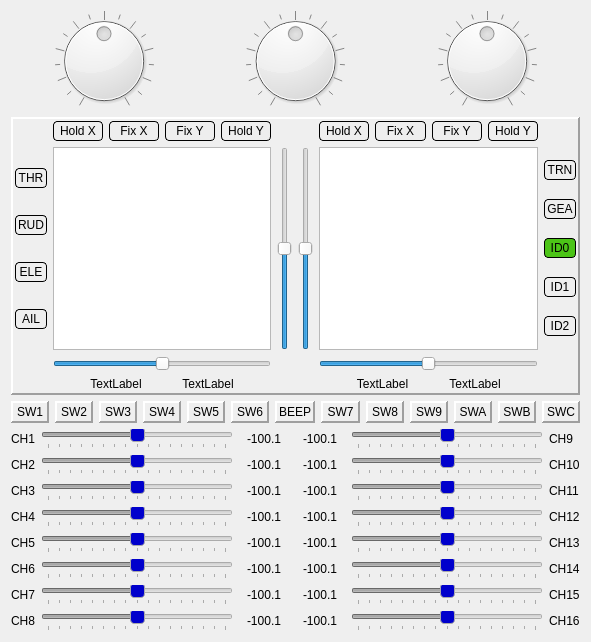
Before: the Qt Designer form src/simulatordialog.ui in xhorizont/eepe, drawn with Qt 5.
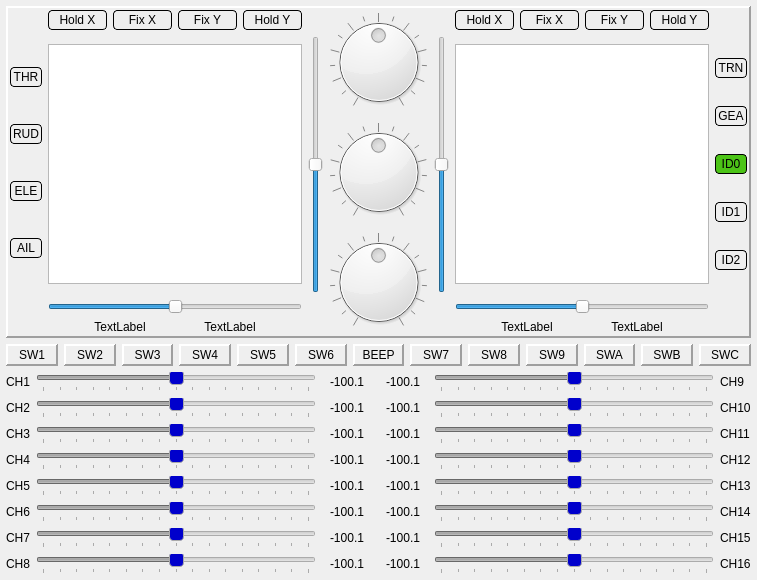
After: the same form once the commit is applied. Icons and pictures are not drawn.

Commit message: Fix bugs - DR/EXPO, 128/2561 timer mode, T-CUT template. Change SIM layout

Diff of the .ui file:
```diff
--- a/src/simulatordialog.ui
+++ b/src/simulatordialog.ui
@@ -6,8 +6,8 @@
    <rect>
     <x>0</x>
     <y>0</y>
-    <width>591</width>
-    <height>642</height>
+    <width>757</width>
+    <height>580</height>
    </rect>
   </property>
   <property name="windowTitle">
@@ -17,98 +17,10 @@
    <iconset resource="eepe.qrc">
     <normaloff>:/images/simulate.png</normaloff>:/images/simulate.png</iconset>
   </property>
-  <layout class="QVBoxLayout" name="verticalLayout_9" stretch="0,0,0,0">
-   <item>
-    <layout class="QHBoxLayout" name="horizontalLayout_2">
-     <item>
-      <widget class="QDial" name="dialP_1">
-       <property name="sizePolicy">
-        <sizepolicy hsizetype="Preferred" vsizetype="Preferred">
-         <horstretch>0</horstretch>
-         <verstretch>0</verstretch>
-        </sizepolicy>
-       </property>
-       <property name="toolTip">
-        <string>P1</string>
-       </property>
-       <property name="minimum">
-        <number>-1024</number>
-       </property>
-       <property name="maximum">
-        <number>1024</number>
-       </property>
-       <property name="pageStep">
-        <number>128</number>
-       </property>
-       <property name="notchTarget">
-        <double>64.000000000000000</double>
-       </property>
-       <property name="notchesVisible">
-        <bool>true</bool>
-       </property>
-      </widget>
-     </item>
-     <item>
-      <widget class="QDial" name="dialP_2">
-       <property name="sizePolicy">
-        <sizepolicy hsizetype="Preferred" vsizetype="Preferred">
-         <horstretch>0</horstretch>
-         <verstretch>0</verstretch>
-        </sizepolicy>
-       </property>
-       <property name="toolTip">
-        <string>P2</string>
-       </property>
-       <property name="minimum">
-        <number>-1024</number>
-       </property>
-       <property name="maximum">
-        <number>1024</number>
-       </property>
-       <property name="pageStep">
-        <number>128</number>
-       </property>
-       <property name="invertedAppearance">
-        <bool>false</bool>
-       </property>
-       <property name="notchTarget">
-        <double>64.000000000000000</double>
-       </property>
-       <property name="notchesVisible">
-        <bool>true</bool>
-       </property>
-      </widget>
-     </item>
-     <item>
-      <widget class="QDial" name="dialP_3">
-       <property name="sizePolicy">
-        <sizepolicy hsizetype="Preferred" vsizetype="Preferred">
-         <horstretch>0</horstretch>
-         <verstretch>0</verstretch>
-        </sizepolicy>
-       </property>
-       <property name="toolTip">
-        <string>P3</string>
-       </property>
-       <property name="minimum">
-        <number>-1024</number>
-       </property>
-       <property name="maximum">
-        <number>1024</number>
-       </property>
-       <property name="pageStep">
-        <number>128</number>
-       </property>
-       <property name="notchTarget">
-        <double>64.000000000000000</double>
-       </property>
-       <property name="notchesVisible">
-        <bool>true</bool>
-       </property>
-      </widget>
-     </item>
-    </layout>
-   </item>
+  <layout class="QVBoxLayout" name="verticalLayout_9" stretch="0,0,0">
+   <property name="margin">
+    <number>6</number>
+   </property>
    <item>
     <widget class="QFrame" name="controlFrame">
      <property name="frameShape">
@@ -141,10 +53,16 @@
         </item>
         <item row="1" column="1">
          <widget class="QGraphicsView" name="leftStick">
+          <property name="sizePolicy">
+           <sizepolicy hsizetype="Fixed" vsizetype="Fixed">
+            <horstretch>0</horstretch>
+            <verstretch>0</verstretch>
+           </sizepolicy>
+          </property>
           <property name="minimumSize">
            <size>
-            <width>200</width>
-            <height>200</height>
+            <width>240</width>
+            <height>240</height>
            </size>
           </property>
           <property name="verticalScrollBarPolicy">
@@ -414,6 +332,97 @@
         </item>
        </layout>
       </item>
+      <item>
+       <layout class="QVBoxLayout" name="verticalLayout_11">
+        <item>
+         <widget class="QDial" name="dialP_1">
+          <property name="sizePolicy">
+           <sizepolicy hsizetype="Preferred" vsizetype="Preferred">
+            <horstretch>0</horstretch>
+            <verstretch>0</verstretch>
+           </sizepolicy>
+          </property>
+          <property name="toolTip">
+           <string>P1</string>
+          </property>
+          <property name="minimum">
+           <number>-1024</number>
+          </property>
+          <property name="maximum">
+           <number>1024</number>
+          </property>
+          <property name="pageStep">
+           <number>128</number>
+          </property>
+          <property name="notchTarget">
+           <double>64.000000000000000</double>
+          </property>
+          <property name="notchesVisible">
+           <bool>true</bool>
+          </property>
+         </widget>
+        </item>
+        <item>
+         <widget class="QDial" name="dialP_2">
+          <property name="sizePolicy">
+           <sizepolicy hsizetype="Preferred" vsizetype="Preferred">
+            <horstretch>0</horstretch>
+            <verstretch>0</verstretch>
+           </sizepolicy>
+          </property>
+          <property name="toolTip">
+           <string>P2</string>
+          </property>
+          <property name="minimum">
+           <number>-1024</number>
+          </property>
+          <property name="maximum">
+           <number>1024</number>
+          </property>
+          <property name="pageStep">
+           <number>128</number>
+          </property>
+          <property name="invertedAppearance">
+           <bool>false</bool>
+          </property>
+          <property name="notchTarget">
+           <double>64.000000000000000</double>
+          </property>
+          <property name="notchesVisible">
+           <bool>true</bool>
+          </property>
+         </widget>
+        </item>
+        <item>
+         <widget class="QDial" name="dialP_3">
+          <property name="sizePolicy">
+           <sizepolicy hsizetype="Preferred" vsizetype="Preferred">
+            <horstretch>0</horstretch>
+            <verstretch>0</verstretch>
+           </sizepolicy>
+          </property>
+          <property name="toolTip">
+           <string>P3</string>
+          </property>
+          <property name="minimum">
+           <number>-1024</number>
+          </property>
+          <property name="maximum">
+           <number>1024</number>
+          </property>
+          <property name="pageStep">
+           <number>128</number>
+          </property>
+          <property name="notchTarget">
+           <double>64.000000000000000</double>
+          </property>
+          <property name="notchesVisible">
+           <bool>true</bool>
+          </property>
+         </widget>
+        </item>
+       </layout>
+      </item>
       <item>
        <layout class="QGridLayout" name="gridLayout_2" columnstretch="0,0,0">
         <item row="1" column="0">
@@ -431,10 +440,16 @@
         </item>
         <item row="1" column="1">
          <widget class="QGraphicsView" name="rightStick">
+          <property name="sizePolicy">
+           <sizepolicy hsizetype="Fixed" vsizetype="Fixed">
+            <horstretch>0</horstretch>
+            <verstretch>0</verstretch>
+           </sizepolicy>
+          </property>
           <property name="minimumSize">
            <size>
-            <width>200</width>
-            <height>200</height>
+            <width>240</width>
+            <height>240</height>
            </size>
           </property>
           <property name="verticalScrollBarPolicy">
```
The commit also changes 18 other files.
